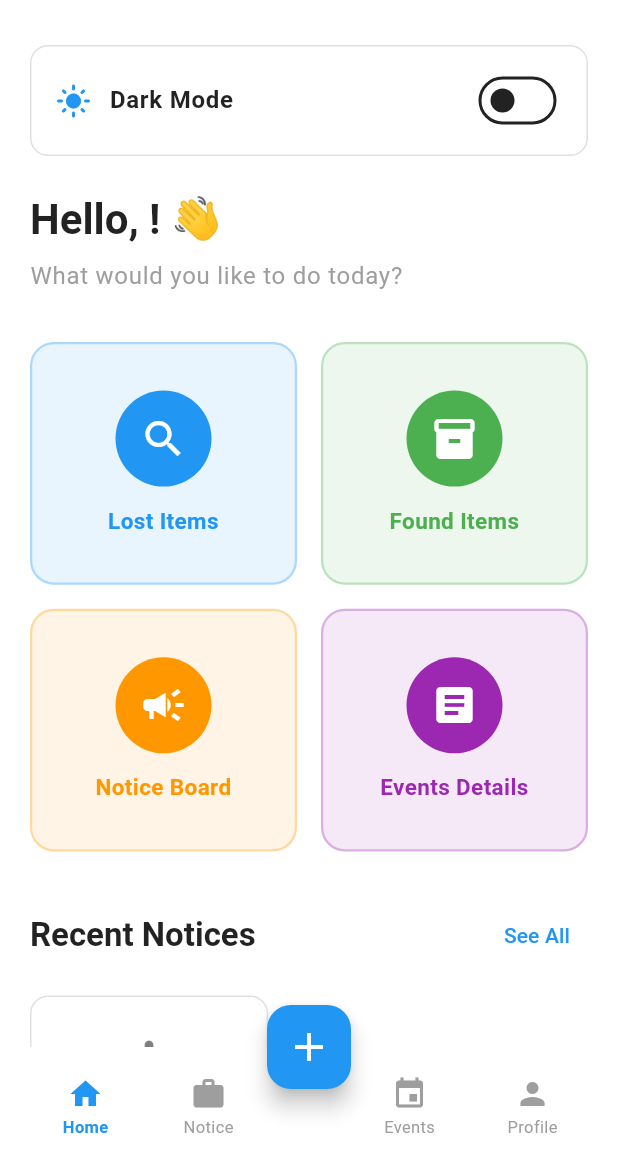
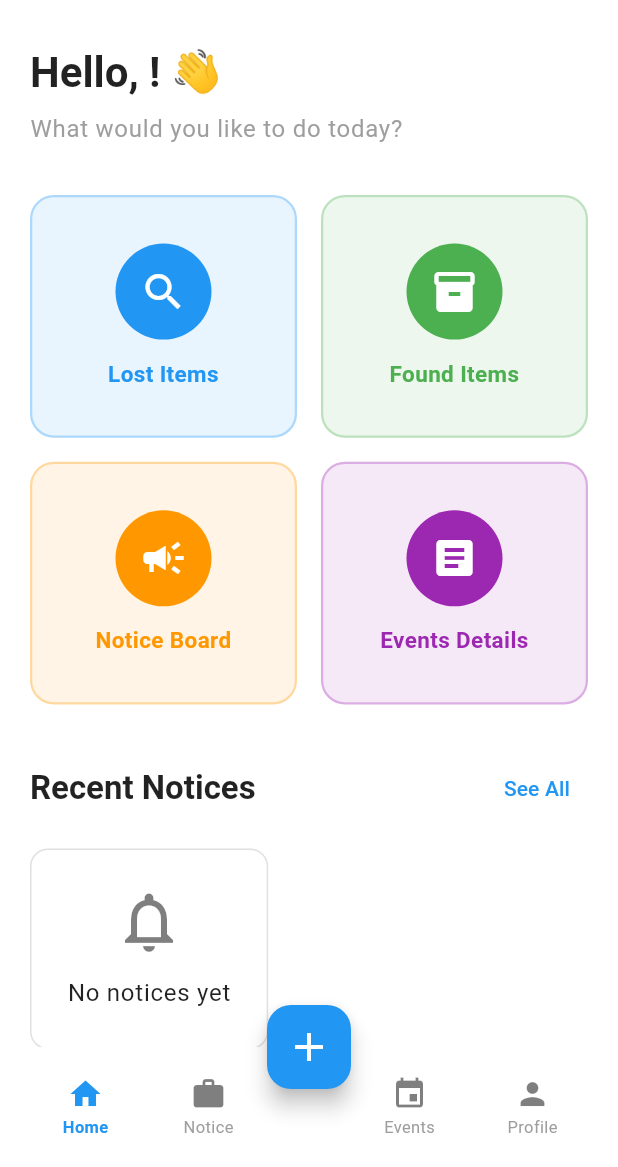
Before and after one commit to Abdul-Ahad-503/Campus_Hub, a Flutter app: the MainNavigation screen opened directly, on a phone screen of 412 x 824 dp, the part 69-1236 px from its top. Run offline on Flutter 3.47's test engine with Material 3 defaults, Android fonts, the phone set to English and light mode, and no system bars; our stand-ins replace cloud_firestore, firebase_auth, firebase_core, firebase_messaging, flutter_local_notifications, flutter_svg and 3 more; accounts and stored records are empty; project files that could hold a hidden picture were left out.

Commit message:
Dark Mode.

```diff
--- a/lib/screens/home_screen.dart
+++ b/lib/screens/home_screen.dart
@@ -149,46 +149,6 @@ class _HomeScreenState extends State<HomeScreen> {
                 child: Column(
                   crossAxisAlignment: CrossAxisAlignment.start,
                   children: [
-                    // Dark Mode Toggle Row
-                    Container(
-                      padding: const EdgeInsets.symmetric(
-                        horizontal: 16,
-                        vertical: 12,
-                      ),
-                      decoration: BoxDecoration(
-                        color: Theme.of(context).cardTheme.color,
-                        borderRadius: BorderRadius.circular(12),
-                        border: Border.all(
-                          color: Theme.of(context).dividerColor,
-                        ),
-                      ),
-                      child: Row(
-                        children: [
-                          Icon(
-                            context.watch<ThemeProvider>().isDarkMode
-                                ? Icons.dark_mode
-                                : Icons.light_mode,
-                            color: const Color(0xFF2196F3),
-                          ),
-                          const SizedBox(width: 12),
-                          Expanded(
-                            child: Text(
-                              'Dark Mode',
-                              style: Theme.of(context).textTheme.bodyLarge
-                                  ?.copyWith(fontWeight: FontWeight.w600),
-                            ),
-                          ),
-                          Switch(
-                            value: context.watch<ThemeProvider>().isDarkMode,
-                            onChanged: (value) {
-                              context.read<ThemeProvider>().toggleTheme();
-                            },
-                            activeColor: const Color(0xFF2196F3),
-                          ),
-                        ],
-                      ),
-                    ),
-                    const SizedBox(height: 24),
                     // Greeting Section
                     Text(
                       'Hello, $userName! 👋',
--- a/lib/screens/main_navigation.dart
+++ b/lib/screens/main_navigation.dart
@@ -29,9 +29,9 @@ class _MainNavigationState extends State<MainNavigation> {
       backgroundColor: Colors.transparent,
       builder: (context) => Container(
         padding: const EdgeInsets.all(20),
-        decoration: const BoxDecoration(
-          color: Colors.white,
-          borderRadius: BorderRadius.only(
+        decoration: BoxDecoration(
+          color: Theme.of(context).cardTheme.color,
+          borderRadius: const BorderRadius.only(
             topLeft: Radius.circular(20),
             topRight: Radius.circular(20),
           ),
@@ -43,18 +43,16 @@ class _MainNavigationState extends State<MainNavigation> {
               width: 40,
               height: 4,
               decoration: BoxDecoration(
-                color: Colors.grey.shade300,
+                color: Theme.of(context).dividerColor,
                 borderRadius: BorderRadius.circular(2),
               ),
             ),
             const SizedBox(height: 20),
-            const Text(
+            Text(
               'Post New Item',
-              style: TextStyle(
-                fontSize: 20,
-                fontWeight: FontWeight.bold,
-                color: Colors.black87,
-              ),
+              style: Theme.of(
+                context,
+              ).textTheme.titleLarge?.copyWith(fontWeight: FontWeight.bold),
             ),
             const SizedBox(height: 24),
 
@@ -210,7 +208,9 @@ class _MainNavigationState extends State<MainNavigation> {
       bottomNavigationBar: BottomAppBar(
         shape: const CircularNotchedRectangle(),
         notchMargin: 8.0,
-        color: Colors.white,
+        color:
+            Theme.of(context).bottomAppBarTheme.color ??
+            Theme.of(context).cardTheme.color,
         elevation: 8,
         child: SafeArea(
           child: SizedBox(
@@ -247,7 +247,9 @@ class _MainNavigationState extends State<MainNavigation> {
           children: [
             Icon(
               icon,
-              color: isSelected ? const Color(0xFF2196F3) : Colors.grey,
+              color: isSelected
+                  ? const Color(0xFF2196F3)
+                  : Theme.of(context).iconTheme.color?.withOpacity(0.5),
               size: 24,
             ),
             const SizedBox(height: 2),
@@ -255,7 +257,9 @@ class _MainNavigationState extends State<MainNavigation> {
               label,
               style: TextStyle(
                 fontSize: 11,
-                color: isSelected ? const Color(0xFF2196F3) : Colors.grey,
+                color: isSelected
+                    ? const Color(0xFF2196F3)
+                    : Theme.of(context).textTheme.bodySmall?.color,
                 fontWeight: isSelected ? FontWeight.w600 : FontWeight.normal,
               ),
             ),
```
Also changed, not shown: lib/screens/add_event_screen.dart (+18 -14 lines), lib/screens/add_notice_screen.dart (+41 -54 lines), lib/screens/events_screen.dart (+9 -10 lines), lib/screens/notice_screen.dart (+8 -9 lines), lib/screens/post_found_item_screen.dart (+17 -20 lines), lib/screens/post_lost_item_screen.dart (+21 -25 lines).
